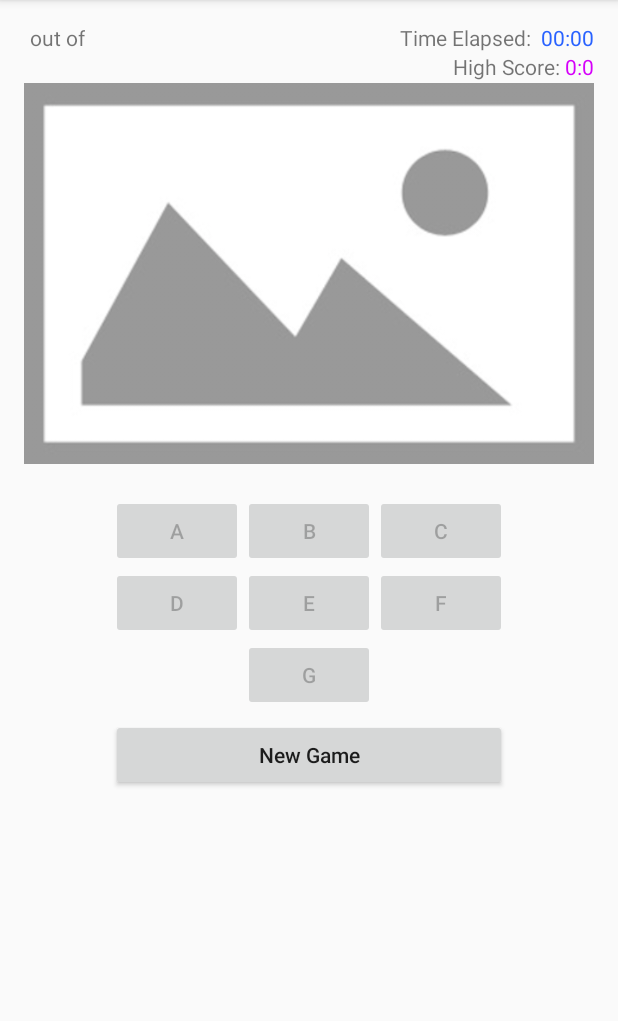
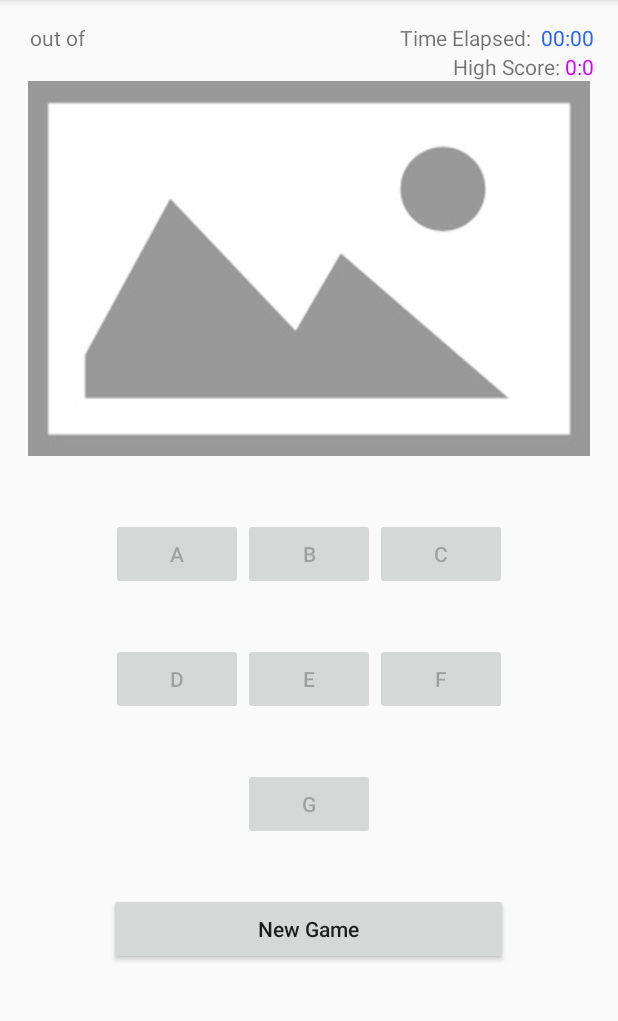
Before and after one commit to kevink97/Sight-Reading-Skill-Builder, an Android app: the screen it shows after launch (MainActivity), on a phone screen of 412 x 824 dp, the part 84-1105 px from its top. Run offline under Robolectric (Android 15) with nearby library versions, the phone set to English and light mode, and no system bars.

Commit message:
Modified UI to use weight to reduce button repositioning created by the inconsistency of the size of note images

```diff
--- /dev/null
+++ b/app/src/main/java/me/kevinkang/sightreadingskillbuilder/TitleActivity.java
@@ -0,0 +1,13 @@
+package me.kevinkang.sightreadingskillbuilder;
+
+import android.support.v7.app.AppCompatActivity;
+import android.os.Bundle;
+
+public class TitleActivity extends AppCompatActivity {
+
+    @Override
+    protected void onCreate(Bundle savedInstanceState) {
+        super.onCreate(savedInstanceState);
+        setContentView(R.layout.activity_title);
+    }
+}
--- a/app/src/main/res/layout/activity_main.xml
+++ b/app/src/main/res/layout/activity_main.xml
@@ -53,104 +53,6 @@
         android:paddingTop="10dp"
         android:text="Time Elapsed:  "/>
 
-    <ImageView
-        android:id="@+id/noteImage"
-        android:layout_width="wrap_content"
-        android:layout_height="wrap_content"
-        android:layout_below="@id/outOfText"
-        android:layout_centerHorizontal="true"
-        android:layout_margin="0dp"
-        android:padding="0dp"
-        android:src="@drawable/placeholder"
-        />
-
-    <Button
-        android:id="@+id/noteB"
-        android:layout_width="wrap_content"
-        android:layout_height="wrap_content"
-        android:layout_below="@id/noteImage"
-        android:layout_centerHorizontal="true"
-        android:onClick="checkIfCorrect"
-        android:text="B"
-        android:textAllCaps="false"/>
-
-    <Button
-        android:id="@+id/noteA"
-        android:layout_width="wrap_content"
-        android:layout_height="wrap_content"
-        android:layout_below="@id/noteImage"
-        android:layout_centerHorizontal="true"
-        android:layout_toLeftOf="@id/noteB"
-        android:onClick="checkIfCorrect"
-        android:text="A"
-        android:textAllCaps="false"/>
-
-    <Button
-        android:id="@+id/noteC"
-        android:layout_width="wrap_content"
-        android:layout_height="wrap_content"
-        android:layout_below="@id/noteImage"
-        android:layout_centerHorizontal="true"
-        android:layout_toRightOf="@id/noteB"
-        android:onClick="checkIfCorrect"
-        android:text="C"
-        android:textAllCaps="false"/>
-
-    <Button
-        android:id="@+id/noteE"
-        android:layout_width="wrap_content"
-        android:layout_height="wrap_content"
-        android:layout_below="@id/noteB"
-        android:layout_centerHorizontal="true"
-        android:onClick="checkIfCorrect"
-        android:text="E"
-        android:textAllCaps="false"/>
-
-    <Button
-        android:id="@+id/noteD"
-        android:layout_width="wrap_content"
-        android:layout_height="wrap_content"
-        android:layout_below="@id/noteB"
-        android:layout_centerHorizontal="true"
-        android:layout_toLeftOf="@id/noteE"
-        android:onClick="checkIfCorrect"
-        android:text="D"
-        android:textAllCaps="false"/>
-
-    <Button
-        android:id="@+id/noteF"
-        android:layout_width="wrap_content"
-        android:layout_height="wrap_content"
-        android:layout_below="@id/noteB"
-        android:layout_centerHorizontal="true"
-        android:layout_toRightOf="@id/noteE"
-        android:onClick="checkIfCorrect"
-        android:text="F"
-        android:textAllCaps="false"/>
-
-    <Button
-        android:id="@+id/noteG"
-        android:layout_width="wrap_content"
-        android:layout_height="wrap_content"
-        android:layout_below="@id/noteE"
-        android:layout_centerHorizontal="true"
-        android:onClick="checkIfCorrect"
-        android:text="G"
-        android:textAllCaps="false"/>
-
-    <Button
-        android:id="@+id/start"
-        android:layout_width="fill_parent"
-        android:layout_height="wrap_content"
-        android:layout_alignLeft="@id/noteD"
-        android:layout_alignRight="@id/noteF"
-        android:layout_below="@id/noteG"
-        android:layout_centerHorizontal="true"
-        android:layout_marginTop="5dp"
-        android:onClick="intiateGame"
-        android:text="New Game"
-        android:textAllCaps="false"/>
-
 
     <TextView
         android:id="@+id/score_value_text"
@@ -171,4 +73,129 @@
         android:text="High Score: "
         android:textAppearance="?android:attr/textAppearanceSmall"/>
 
+    <TextView
+        android:id="@+id/compliment"
+        android:layout_width="wrap_content"
+        android:layout_height="wrap_content"
+        android:textAppearance="?android:attr/textAppearanceMedium"
+        android:layout_below="@+id/completed"
+        android:layout_alignParentLeft="true" />
+
+    <LinearLayout
+        android:orientation="vertical"
+        android:layout_width="match_parent"
+        android:layout_height="match_parent"
+        android:layout_below="@id/high_score_text"
+        android:weightSum="8.5">
+
+        <ImageView
+            android:id="@+id/noteImage"
+            android:layout_width="match_parent"
+            android:layout_height="0dp"
+            android:padding="0dp"
+            android:layout_weight="3"
+            android:src="@drawable/placeholder"
+            android:layout_gravity="center_vertical"/>
+
+        <LinearLayout
+            android:layout_width="match_parent"
+            android:layout_height="0dp"
+            android:layout_weight="0.5"></LinearLayout>
+
+        <LinearLayout
+            android:layout_width="match_parent"
+            android:layout_height="0dp"
+            android:orientation="horizontal"
+            android:layout_weight="1"
+            android:gravity="center_horizontal">
+
+            <Button
+                android:id="@+id/noteA"
+                android:layout_width="wrap_content"
+                android:layout_height="wrap_content"
+                android:onClick="checkIfCorrect"
+                android:text="A"
+                android:textAllCaps="false"/>
+
+            <Button
+                android:id="@+id/noteB"
+                android:layout_width="wrap_content"
+                android:layout_height="wrap_content"
+                android:onClick="checkIfCorrect"
+                android:text="B"
+                android:textAllCaps="false"/>
+
+            <Button
+                android:id="@+id/noteC"
+                android:layout_width="wrap_content"
+                android:layout_height="wrap_content"
+                android:onClick="checkIfCorrect"
+                android:text="C"
+                android:textAllCaps="false"/>
+
+        </LinearLayout>
+        <LinearLayout
+            android:layout_width="match_parent"
+            android:layout_height="0dp"
+            android:layout_weight="1"
+            android:gravity="center_horizontal">
+
+            <Button
+                android:id="@+id/noteD"
+                android:layout_width="wrap_content"
+                android:layout_height="wrap_content"
+                android:onClick="checkIfCorrect"
+                android:text="D"
+                android:textAllCaps="false"/>
+
+            <Button
+                android:id="@+id/noteE"
+                android:layout_width="wrap_content"
+                android:layout_height="wrap_content"
+                android:onClick="checkIfCorrect"
+                android:text="E"
+                android:textAllCaps="false"/>
+
+            <Button
+                android:id="@+id/noteF"
+                android:layout_width="wrap_content"
+                android:layout_height="wrap_content"
+                android:onClick="checkIfCorrect"
+                android:text="F"
+                android:textAllCaps="false"/>
+        </LinearLayout>
+
+        <LinearLayout
+            android:layout_width="match_parent"
+            android:layout_height="0dp"
+            android:layout_weight="1"
+            android:gravity="center_horizontal">
+            <Button
+                android:id="@+id/noteG"
+                android:layout_width="wrap_content"
+                android:layout_height="wrap_content"
+                android:onClick="checkIfCorrect"
+                android:text="G"
+                android:textAllCaps="false"/>
+
+        </LinearLayout>
+
+        <LinearLayout
+            android:layout_width="match_parent"
+            android:layout_height="0dp"
+            android:layout_weight="1"
+            android:orientation="horizontal"
+            android:weightSum="1"
+            android:gravity="center_horizontal">
+            <Button
+                android:id="@+id/start"
+                android:layout_weight="0.7"
+                android:layout_width="0dp"
+                android:layout_height="wrap_content"
+                android:onClick="intiateGame"
+                android:text="New Game"
+                android:textAllCaps="false"/>
+        </LinearLayout>
+    </LinearLayout>
+
 </RelativeLayout>
--- /dev/null
+++ b/app/src/main/res/layout/activity_title.xml
@@ -0,0 +1,13 @@
+<?xml version="1.0" encoding="utf-8"?>
+<RelativeLayout
+    xmlns:android="http://schemas.android.com/apk/res/android"
+    xmlns:tools="http://schemas.android.com/tools"
+    android:layout_width="match_parent"
+    android:layout_height="match_parent"
+    android:paddingLeft="@dimen/activity_horizontal_margin"
+    android:paddingRight="@dimen/activity_horizontal_margin"
+    android:paddingTop="@dimen/activity_vertical_margin"
+    android:paddingBottom="@dimen/activity_vertical_margin"
+    tools:context="me.kevinkang.sightreadingskillbuilder.TitleActivity">
+
+</RelativeLayout>
```
Also changed, not shown: app/src/main/res/drawable/logo.png (added).
